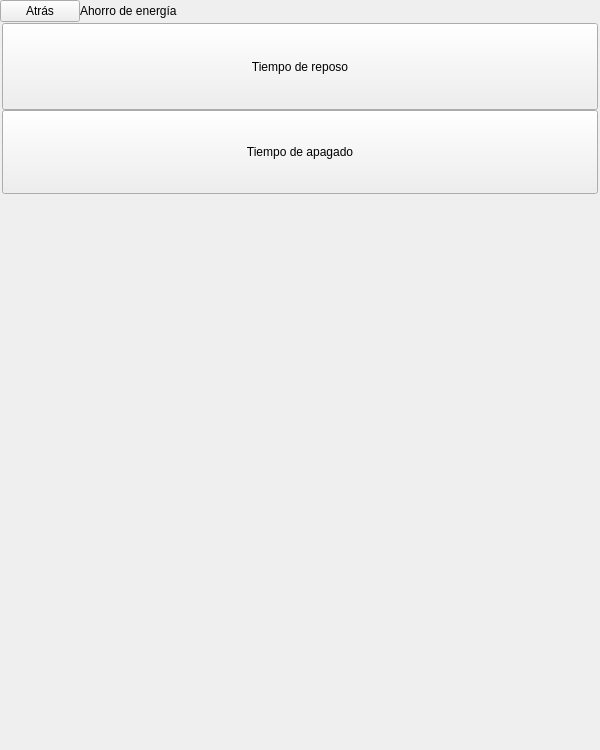
Above: bqSetting/ui/SettingsEnergySaving.ui from bq/cervantes before the change. Below: the same form after it.
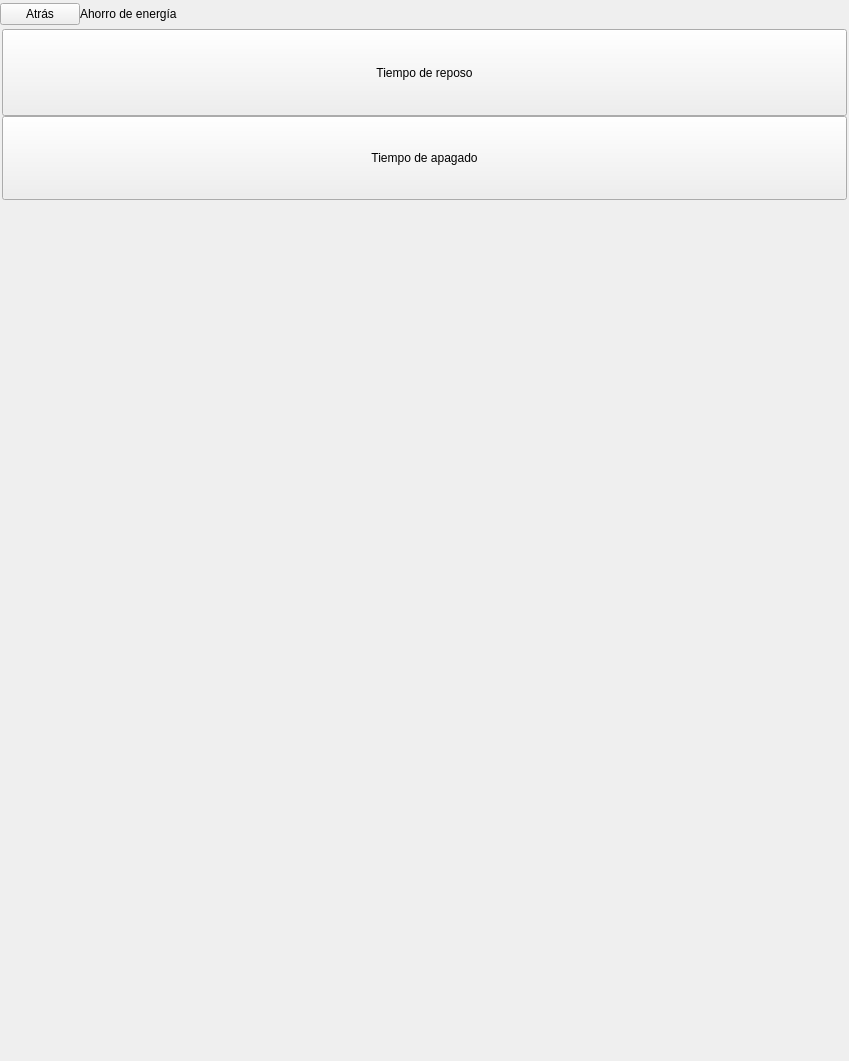
That is the form after the change. Custom widgets are drawn as their Qt base class.

Patch:
```diff
--- a/bqSetting/ui/SettingsEnergySaving.ui
+++ b/bqSetting/ui/SettingsEnergySaving.ui
@@ -6,8 +6,8 @@
    <rect>
     <x>0</x>
     <y>0</y>
-    <width>600</width>
-    <height>750</height>
+    <width>849</width>
+    <height>1061</height>
    </rect>
   </property>
   <property name="sizePolicy">
@@ -18,14 +18,14 @@
   </property>
   <property name="minimumSize">
    <size>
-    <width>600</width>
-    <height>750</height>
+    <width>0</width>
+    <height>0</height>
    </size>
   </property>
   <property name="maximumSize">
    <size>
-    <width>600</width>
-    <height>750</height>
+    <width>849</width>
+    <height>1061</height>
    </size>
   </property>
   <property name="windowTitle">
@@ -71,7 +71,7 @@
         <property name="maximumSize">
          <size>
           <width>16777215</width>
-          <height>10000</height>
+          <height>14142</height>
          </size>
         </property>
         <property name="text">
@@ -86,8 +86,8 @@
         </property>
         <property name="sizeHint" stdset="0">
          <size>
-          <width>40</width>
-          <height>20</height>
+          <width>57</width>
+          <height>28</height>
          </size>
         </property>
        </spacer>
@@ -155,7 +155,7 @@
         <property name="maximumSize">
          <size>
           <width>16777215</width>
-          <height>87</height>
+          <height>123</height>
          </size>
         </property>
         <property name="focusPolicy">
@@ -183,7 +183,7 @@
         <property name="maximumSize">
          <size>
           <width>16777215</width>
-          <height>84</height>
+          <height>119</height>
          </size>
         </property>
         <property name="focusPolicy">
@@ -204,8 +204,8 @@
      </property>
      <property name="sizeHint" stdset="0">
       <size>
-       <width>20</width>
-       <height>40</height>
+       <width>28</width>
+       <height>57</height>
       </size>
      </property>
     </spacer>
```
Left out of the diff: 14 changed lines with no effect on the pictures.
